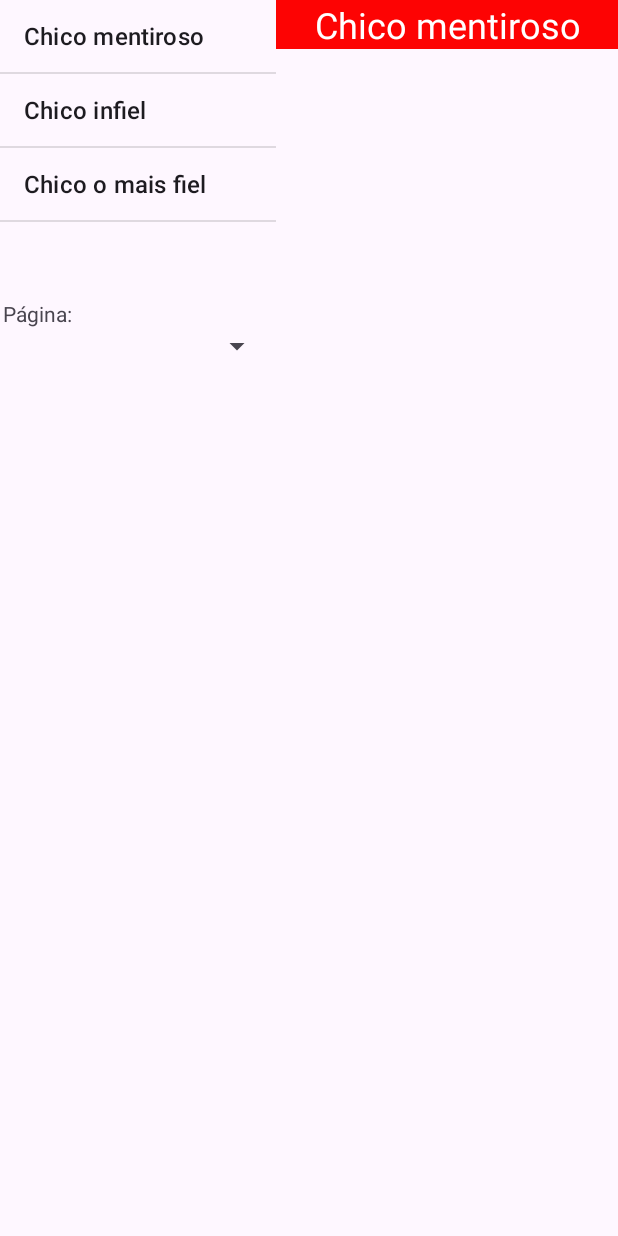
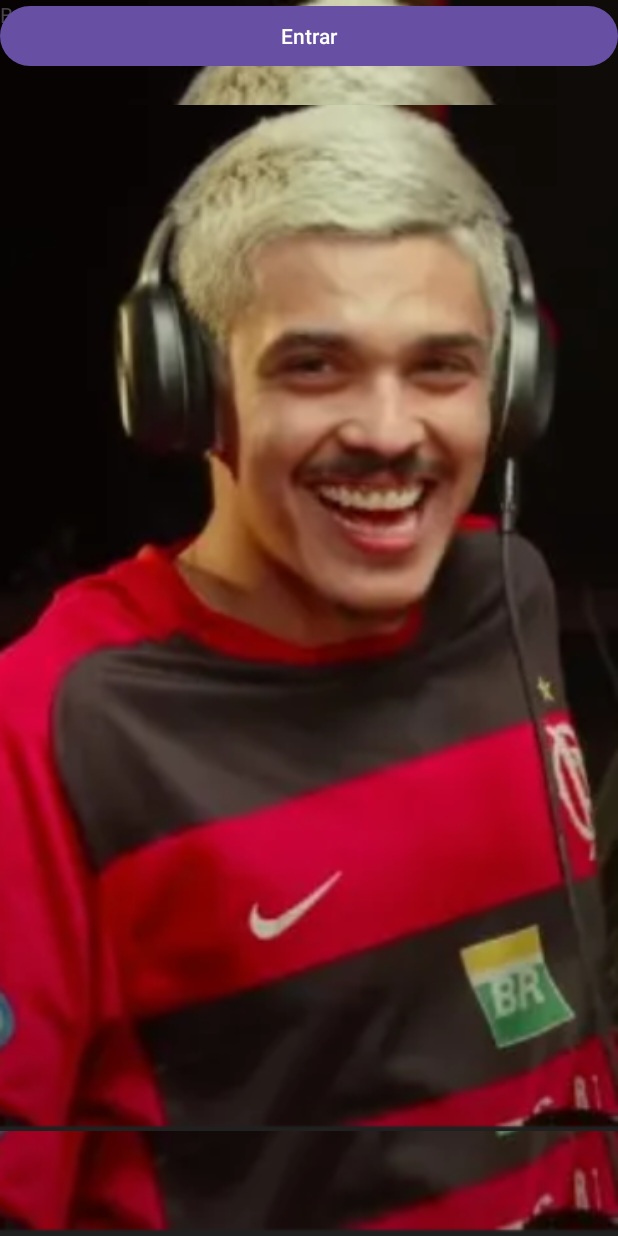
Before and after one commit to AngeloMzn/ChicoCoinsApp, an Android app: the screen it shows after launch (MainActivity), on a phone screen of 412 x 824 dp. Run offline under Robolectric (Android 15) with nearby library versions, the phone set to English and light mode, and no system bars.

Commit message:
[FEAT] adicionando main activity

```diff
--- a/src/main/AndroidManifest.xml
+++ b/src/main/AndroidManifest.xml
@@ -21,6 +21,12 @@
                 <category android:name="android.intent.category.LAUNCHER" />
             </intent-filter>
         </activity>
+        <activity
+            android:name="com.example.myapplication.ChicoHistoryActivity"
+            android:exported="true">
+        </activity>
+
+
     </application>
 
 </manifest>
--- a/src/main/java/com/example/myapplication/MainActivity.java
+++ b/src/main/java/com/example/myapplication/MainActivity.java
@@ -1,74 +1,37 @@
 package com.example.myapplication;
 
+import android.content.Intent;
 import android.os.Bundle;
 import android.view.View;
-import android.widget.AdapterView;
-import android.widget.ArrayAdapter;
-import android.widget.ListView;
+import android.widget.Button;
 
 import androidx.activity.EdgeToEdge;
 import androidx.appcompat.app.AppCompatActivity;
 import androidx.core.graphics.Insets;
 import androidx.core.view.ViewCompat;
 import androidx.core.view.WindowInsetsCompat;
-import androidx.fragment.app.FragmentManager;
-import androidx.fragment.app.FragmentTransaction;
-
-
-
 
 public class MainActivity extends AppCompatActivity {
-    private ListView list;
-    private FragmentManager fm = getSupportFragmentManager();
+    private Button btn_entrarMain;
+
     @Override
     protected void onCreate(Bundle savedInstanceState) {
         super.onCreate(savedInstanceState);
         EdgeToEdge.enable(this);
-        setContentView(R.layout.activity_main);
+        setContentView(R.layout.activity_main_chico);
         ViewCompat.setOnApplyWindowInsetsListener(findViewById(R.id.main), (v, insets) -> {
             Insets systemBars = insets.getInsets(WindowInsetsCompat.Type.systemBars());
             v.setPadding(systemBars.left, systemBars.top, systemBars.right, systemBars.bottom);
             return insets;
+
         });
+        btn_entrarMain = findViewById(R.id.btn_entrarMain);
 
-        list = findViewById(R.id.listHistoriaChico);
-        String[] lista = new String[]{"Chico mentiroso", "Chico infiel", "Chico o mais fiel"};
-        ArrayAdapter<String> adapter = new ArrayAdapter<String>(this, android.R.layout.simple_list_item_1, lista);
-        list.setAdapter(adapter);
-
-
-        Frag_ChicoMentiroso fragChicoMentiroso = new Frag_ChicoMentiroso();
-        FragmentTransaction ft = fm.beginTransaction();
-        ft.add(R.id.direito, fragChicoMentiroso);
-        ft.commit();
-
-        list.setOnItemClickListener(new AdapterView.OnItemClickListener() {
+        btn_entrarMain.setOnClickListener(new View.OnClickListener() {
             @Override
-            public void onItemClick(AdapterView<?> parent, View view, int position, long id) {
-                FragmentTransaction ft = fm.beginTransaction();
-                switch (position){
-                    case 0:
-                        Frag_ChicoMentiroso fragChicoMentiroso = new Frag_ChicoMentiroso();
-                        ft.replace(R.id.direito, fragChicoMentiroso);
-                        ft.addToBackStack("pilha");
-                        ft.commit();
-                        break;
-                    case 1:
-                        Frag_ChicoInfiel fragChicoInfiel = new Frag_ChicoInfiel();
-                        ft.replace(R.id.direito, fragChicoInfiel);
-                        ft.addToBackStack("pilha");
-                        ft.commit();
-                        break;
-                    case 2:
-                        Frag_ChicoFiel fragChicoFiel = new Frag_ChicoFiel();
-
-                        ft.replace(R.id.direito, fragChicoFiel);
-                        ft.addToBackStack("pilha");
-                        ft.commit();
-                        break;
-
-
-                }
+            public void onClick(View view) {
+                Intent it = new Intent(MainActivity.this, ChicoHistoryActivity.class);
+                startActivity(it);
             }
         });
     }
--- /dev/null
+++ b/src/main/res/layout/activity_main_chico.xml
@@ -0,0 +1,32 @@
+<?xml version="1.0" encoding="utf-8"?>
+<androidx.constraintlayout.widget.ConstraintLayout xmlns:android="http://schemas.android.com/apk/res/android"
+    xmlns:app="http://schemas.android.com/apk/res-auto"
+    xmlns:tools="http://schemas.android.com/tools"
+    android:id="@+id/main"
+    android:layout_width="match_parent"
+    android:layout_height="match_parent"
+    android:orientation="vertical"
+    tools:context=".MainActivityChico">
+
+
+    <ImageView
+        android:id="@+id/imageView5"
+        android:layout_width="match_parent"
+        android:layout_height="match_parent"
+        android:background="@drawable/captura_de_tela_2024_04_06_002723"
+        app:srcCompat="@drawable/captura_de_tela_2024_04_06_002723" />
+
+    <TextView
+        android:text="Bem vindo ao edit do Chico Moedas"
+        android:layout_width="match_parent"
+        android:layout_height="wrap_content"
+        android:id="@+id/txtview_BemVindoMain"
+        />
+    <Button
+        android:id="@+id/btn_entrarMain"
+        android:layout_width="match_parent"
+        android:layout_height="wrap_content"
+        android:text="Entrar"
+        tools:layout_editor_absoluteX="0dp"
+        tools:layout_editor_absoluteY="619dp" />
+</androidx.constraintlayout.widget.ConstraintLayout>
```
Also changed, not shown: src/main/java/com/example/myapplication/ChicoHistoryActivity.java (added, +75 -0 lines), src/main/res/drawable/captura_de_tela_2024_04_06_002723.png (added).
